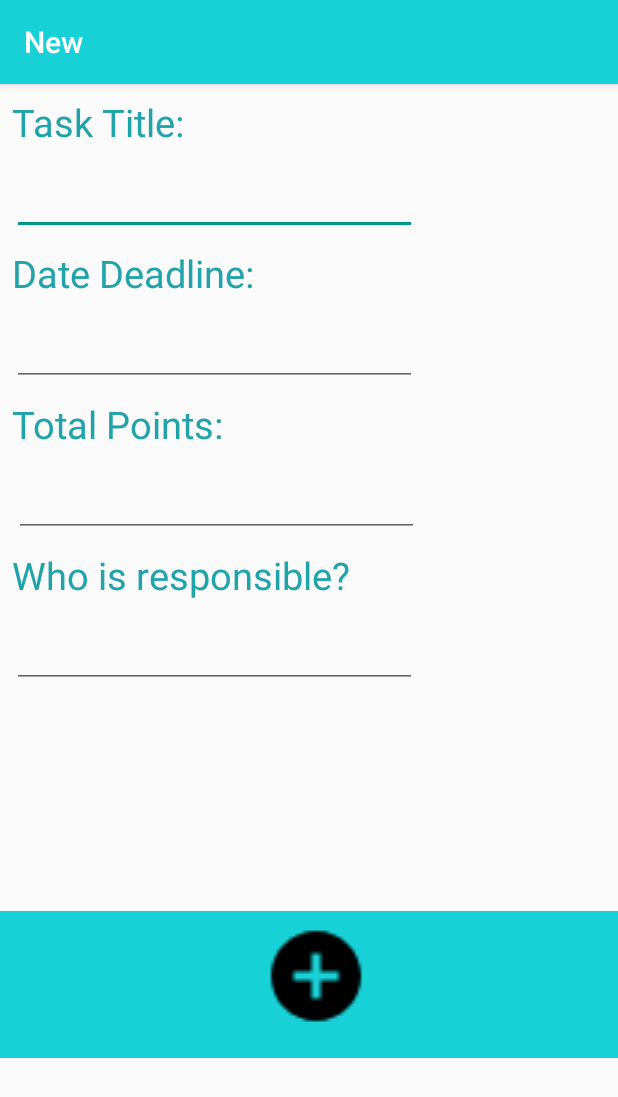
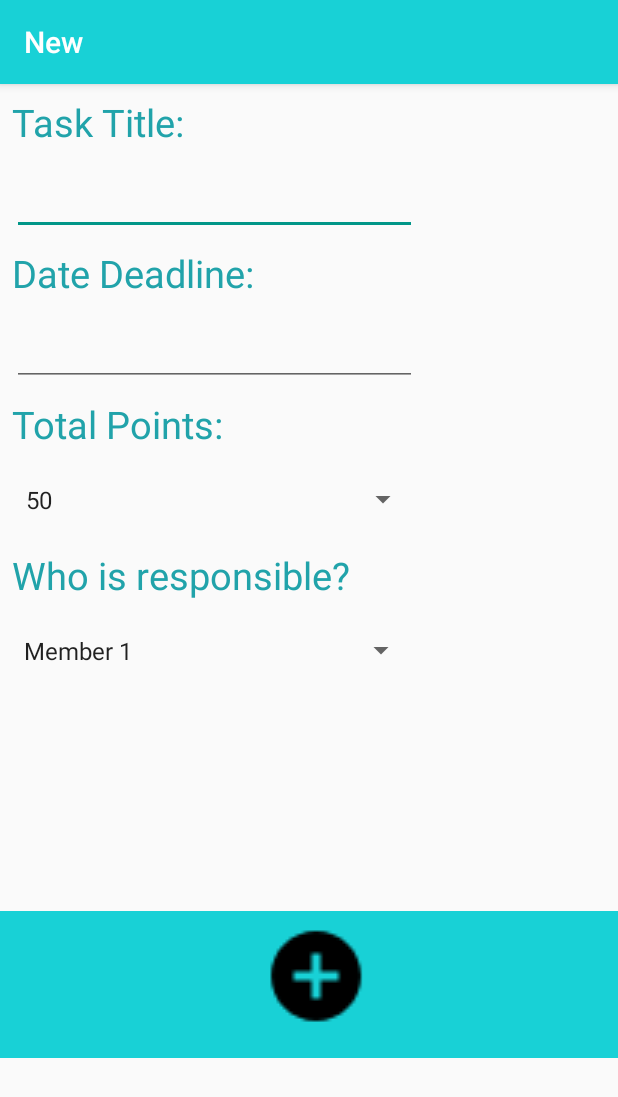
Before and after one commit to dexgier/portfolio_individual_assignment_resit, an Android app: the AddTask screen opened directly, with no data from a screen before it, after a tap on an icon or button, on a phone screen of 412 x 824 dp. Shown: the top 1097 px of the screen. Run offline under Robolectric (Android 15) with nearby library versions, the light colour scheme and no system bars.

Commit message:
Inb4 firebase

```diff
--- a/app/src/main/java/com/example/navigationdrawertaskassignment/AddTask.java
+++ b/app/src/main/java/com/example/navigationdrawertaskassignment/AddTask.java
@@ -9,6 +9,7 @@ import android.text.TextUtils;
 import android.util.Log;
 import android.widget.ArrayAdapter;
 import android.widget.ImageButton;
+import android.widget.Spinner;
 import android.widget.TextView;
 import android.widget.Toast;
 
@@ -20,9 +21,8 @@ public class AddTask extends AppCompatActivity {
 
     private TextView mTitle;
     private TextView mDescription;
-    private TextView mPoints;
-    private TextView mResponsible;
-    private ImageButton mAddTaskButton;
+    private Spinner mPoints;
+    private Spinner mResponsible;
     private Task task;
 
     @Override
@@ -30,28 +30,33 @@ public class AddTask extends AppCompatActivity {
         super.onCreate(savedInstanceState);
         setContentView(R.layout.activity_add);
 
+        initButton();
         mTitle = findViewById(R.id.titleEditText);
         mDescription = findViewById(R.id.descriptionEditText);
         mPoints = findViewById(R.id.pointsEditText);
         mResponsible = findViewById(R.id.responsibleEditText);
-        mAddTaskButton = findViewById(R.id.addTask);
+
+
 
         task = getIntent().getParcelableExtra(TaskFragment.VIEW_TASK);
         if (task != null) {
             mTitle.setText(task.getTitle());
             mDescription.setText(task.getDescription());
-            mPoints.setText(task.getResponsible());
-            mResponsible.setText(task.getResponsible());
+            mPoints.setSelection(((ArrayAdapter) mPoints.getAdapter()).getPosition(task.getPoints()));
+            mResponsible.setSelection(((ArrayAdapter) mResponsible.getAdapter()).getPosition(task.getResponsible()));
             this.setTitle(R.string.title_activity_add_task_update);
         } else {
             this.setTitle(R.string.title_activity_add_task_new);
         }
+    }
 
+    private void initButton() {
+        ImageButton mAddTaskButton =findViewById(R.id.addTask);
         mAddTaskButton.setOnClickListener(v -> {
             String titleText = mTitle.getText().toString();
             String descriptionText = mDescription.getText().toString();
-            String pointsText = mPoints.getText().toString();
-            String responsibleText = mResponsible.getText().toString();
+            String pointsText = mPoints.getSelectedItem().toString();
+            String responsibleText = mResponsible.getSelectedItem().toString();
 
             if (task != null) {
                 if (!TextUtils.isEmpty(titleText) && !TextUtils.isEmpty(descriptionText) && !TextUtils.isEmpty(pointsText) && !TextUtils.isEmpty(responsibleText)) {
--- a/app/src/main/java/com/example/navigationdrawertaskassignment/Fragment/HomeFragment.java
+++ b/app/src/main/java/com/example/navigationdrawertaskassignment/Fragment/HomeFragment.java
@@ -7,6 +7,7 @@ import android.support.v4.app.Fragment;
 import android.view.LayoutInflater;
 import android.view.View;
 import android.view.ViewGroup;
+import android.widget.Switch;
 import android.widget.TextView;
 
 import com.example.navigationdrawertaskassignment.R;
@@ -15,7 +16,6 @@ public class HomeFragment extends Fragment {
 
     private TextView pointsTextView;
     public static int totalPoints = 0;
-
     @Nullable
     @Override
     public View onCreateView(@NonNull LayoutInflater inflater, @Nullable ViewGroup container, @Nullable Bundle savedInstanceState) {
--- a/app/src/main/java/com/example/navigationdrawertaskassignment/Fragment/TaskFragment.java
+++ b/app/src/main/java/com/example/navigationdrawertaskassignment/Fragment/TaskFragment.java
@@ -12,6 +12,7 @@ import android.support.v7.widget.DividerItemDecoration;
 import android.support.v7.widget.LinearLayoutManager;
 import android.support.v7.widget.RecyclerView;
 import android.support.v7.widget.helper.ItemTouchHelper;
+import android.util.Log;
 import android.view.GestureDetector;
 import android.view.LayoutInflater;
 import android.view.MotionEvent;
@@ -38,8 +39,6 @@ public class TaskFragment extends Fragment implements RecyclerView.OnItemTouchLi
     private RecyclerView mRecyclerView;
     private TaskAdapter mTaskAdapter;
     private ViewModel mvModel;
-    private TaskRepository taskRepo;
-    private HomeFragment homeFrag;
 
     //private GestureDetector mGestureDetector;
     private ImageButton addTaskButton;
@@ -124,6 +123,7 @@ public class TaskFragment extends Fragment implements RecyclerView.OnItemTouchLi
         }else if(requestCode == VIEW_TASK_CODE){
             if(resultCode == RESULT_OK) {
                 Task updateTask = data.getParcelableExtra(TaskFragment.VIEW_TASK);
+                Log.d("1234", updateTask.getTitle());
                 ((TaskViewModel)mvModel).update(updateTask);
             }
         }
--- a/app/src/main/java/com/example/navigationdrawertaskassignment/database/TaskRepository.java
+++ b/app/src/main/java/com/example/navigationdrawertaskassignment/database/TaskRepository.java
@@ -31,7 +31,7 @@ public class TaskRepository {
         mExecutor.execute(() -> dao.insert(task));
     }
 
-    public void update(final Task task){
+    public void update(final Task task) {
         mExecutor.execute(() -> dao.update(task));
     }
 
--- a/app/src/main/res/layout/activity_add.xml
+++ b/app/src/main/res/layout/activity_add.xml
@@ -72,7 +72,7 @@
         app:layout_constraintStart_toStartOf="parent"
         app:layout_constraintTop_toBottomOf="@+id/descriptionEditText" />
 
-    <EditText
+    <Spinner
         android:id="@+id/pointsEditText"
         android:layout_width="270dp"
         android:layout_height="50dp"
@@ -80,6 +80,7 @@
         android:layout_marginTop="8dp"
         android:layout_marginEnd="132dp"
         android:ems="10"
+        android:entries="@array/pointsOptions"
         android:inputType="textPersonName"
         android:textColor="@color/colorPrimary"
         android:textColorLink="@color/colorPrimaryDark"
@@ -99,13 +100,14 @@
         app:layout_constraintStart_toStartOf="parent"
         app:layout_constraintTop_toBottomOf="@+id/pointsEditText" />
 
-    <EditText
+    <Spinner
         android:id="@+id/responsibleEditText"
         android:layout_width="270dp"
         android:layout_height="50dp"
         android:layout_marginStart="8dp"
         android:layout_marginTop="8dp"
         android:ems="10"
+        android:entries="@array/responsibleOptions"
         android:inputType="textPersonName"
         android:textColor="@color/colorPrimary"
         android:textColorLink="@color/colorPrimaryDark"
@@ -143,6 +145,7 @@
             app:layout_constraintTop_toTopOf="parent"
             app:layout_constraintVertical_bias="1.0"
             app:srcCompat="@drawable/ic_add_circle_black" />
+
     </android.support.constraint.ConstraintLayout>
 
 </android.support.constraint.ConstraintLayout>
--- a/app/src/main/res/layout/content_home.xml
+++ b/app/src/main/res/layout/content_home.xml
@@ -53,4 +53,5 @@
         app:layout_constraintHorizontal_bias="0.0"
         app:layout_constraintStart_toEndOf="@+id/pointsEdit"
         app:layout_constraintTop_toBottomOf="@+id/welcomeText" />
+
 </android.support.constraint.ConstraintLayout>
--- a/app/src/main/res/values/strings.xml
+++ b/app/src/main/res/values/strings.xml
@@ -14,6 +14,22 @@
     <string name="responsible_placeholder">Robbie de Gier</string>
     <string name="points_placeholder">100</string>
 
+    <string-array name="pointsOptions">
+        <item>50</item>
+        <item>100</item>
+        <item>150</item>
+        <item>200</item>
+        <item>250</item>
+    </string-array>
+
+    <string-array name="responsibleOptions">
+        <item>Member 1</item>
+        <item>Member 2</item>
+        <item>Member 3</item>
+        <item>Member 4</item>
+        <item>Member 5</item>
+    </string-array>
+
 
 
 </resources>
```
Lines whose indentation alone changed are shown as unchanged.
